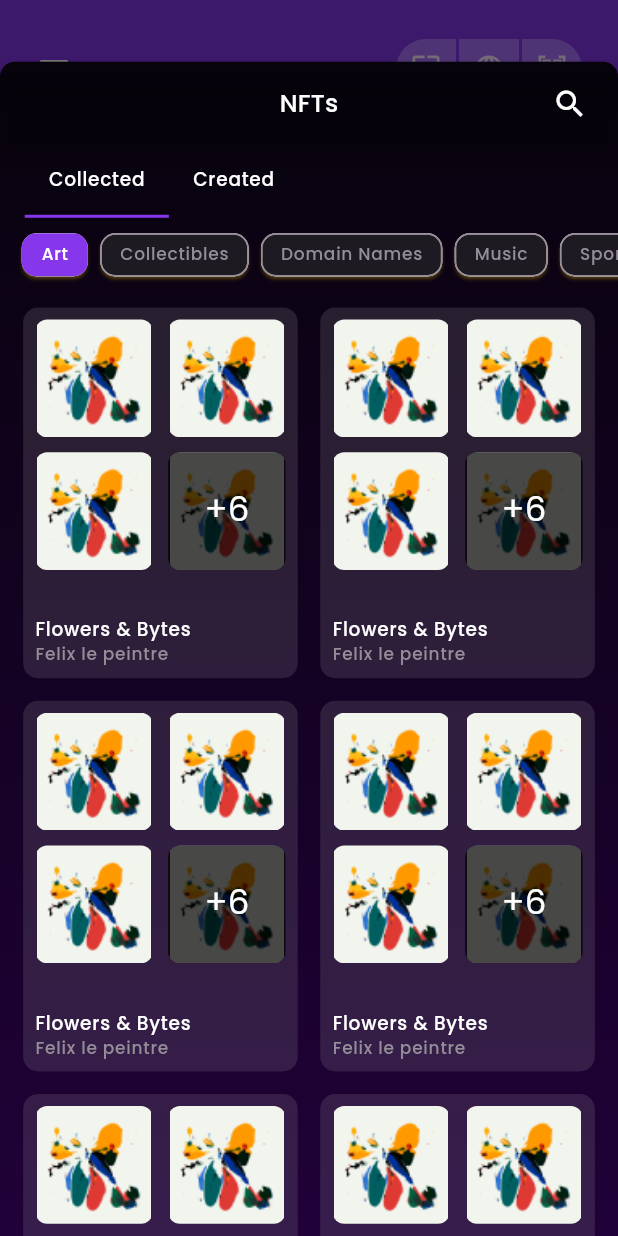
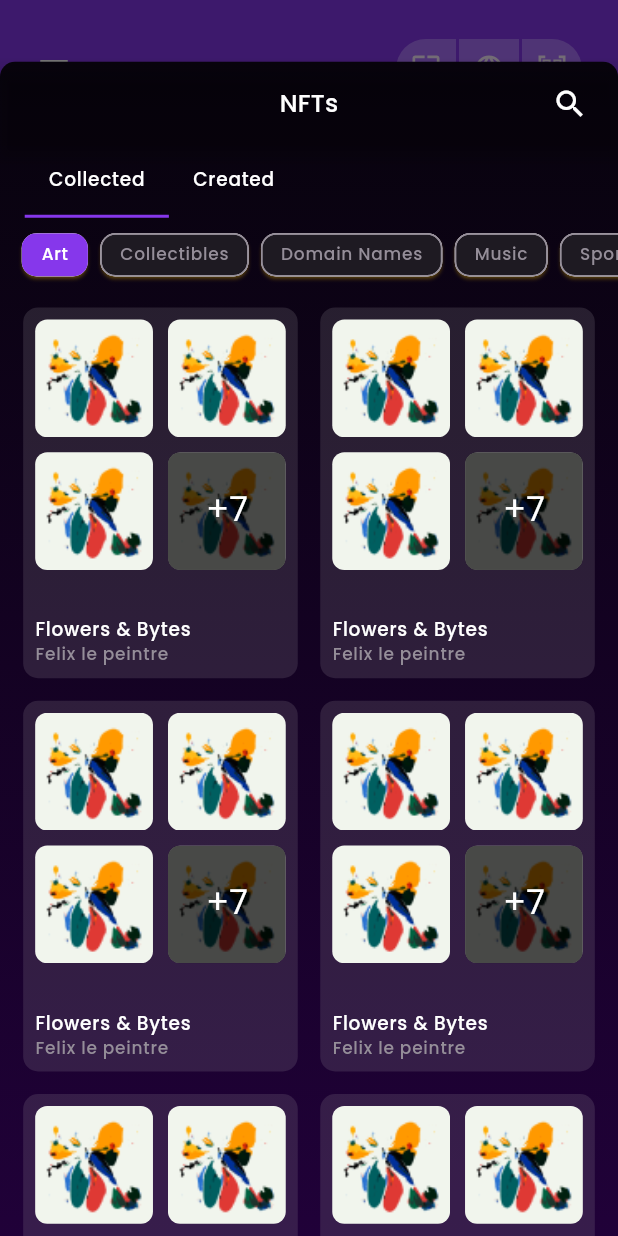
Before and after one commit to Tezsure/plenty-wallet, a Flutter app: the HomePageView screen opened by its route, after a tap on "My NFTs", on a phone screen of 412 x 824 dp. Run offline on Flutter 3.47's test engine with Material 2 defaults, Android fonts, the phone set to English and light mode, and no system bars; our stand-ins replace cached_network_image, flutter_secure_storage, flutter_svg, get, image_picker, local_auth and 2 more; missing offline and left inert: dartez; accounts and stored records are empty; project files that could hold a hidden picture were left out.

```diff
--- a/lib/app/modules/nft_gallery/controllers/nft_gallery_controller.dart
+++ b/lib/app/modules/nft_gallery/controllers/nft_gallery_controller.dart
@@ -58,7 +58,7 @@ class NftGalleryController extends GetxController {
       name: "tezos",
       collectibleProfilePath: '${PathConst.TEMP}nft_details.png',
       nfts: List.generate(
-        Random().nextInt(listofImages.length),
+        Random().nextInt(listofImages.length) + 1,
         (index) => NFTmodel(
             title: "Flowers & Bytes",
             name: "Felix le peintre",
--- a/lib/app/modules/nft_gallery/views/nft_collection_view.dart
+++ b/lib/app/modules/nft_gallery/views/nft_collection_view.dart
@@ -104,6 +104,7 @@ class NFTCollectionView extends GetView<NftGalleryController> {
                                 colletibleModel: controller.collectibles[i],
                               );
                             }),
+                        const SizedBox(),
                       ]),
                     ),
                   ],
@@ -259,7 +260,7 @@ class GalleryItemThumbnail extends StatelessWidget {
               borderRadius: BorderRadius.circular(8),
               image: DecorationImage(
                 image: AssetImage(nftModel.nftPath),
-                fit: BoxFit.contain,
+                fit: BoxFit.cover,
               ),
             ),
           ),
--- a/lib/app/modules/nft_gallery/views/nft_detail_view.dart
+++ b/lib/app/modules/nft_gallery/views/nft_detail_view.dart
@@ -310,7 +310,7 @@ class NFTDetailView extends GetView<NftGalleryController> {
                     Obx(() => SizedBox(
                           height: controller.isExpanded.value
                               ? 0.4.height
-                              : 0.2.height,
+                              : 0.25.height,
                           child: TabBarView(children: [
                             SingleChildScrollView(
                               child: Column(
```
